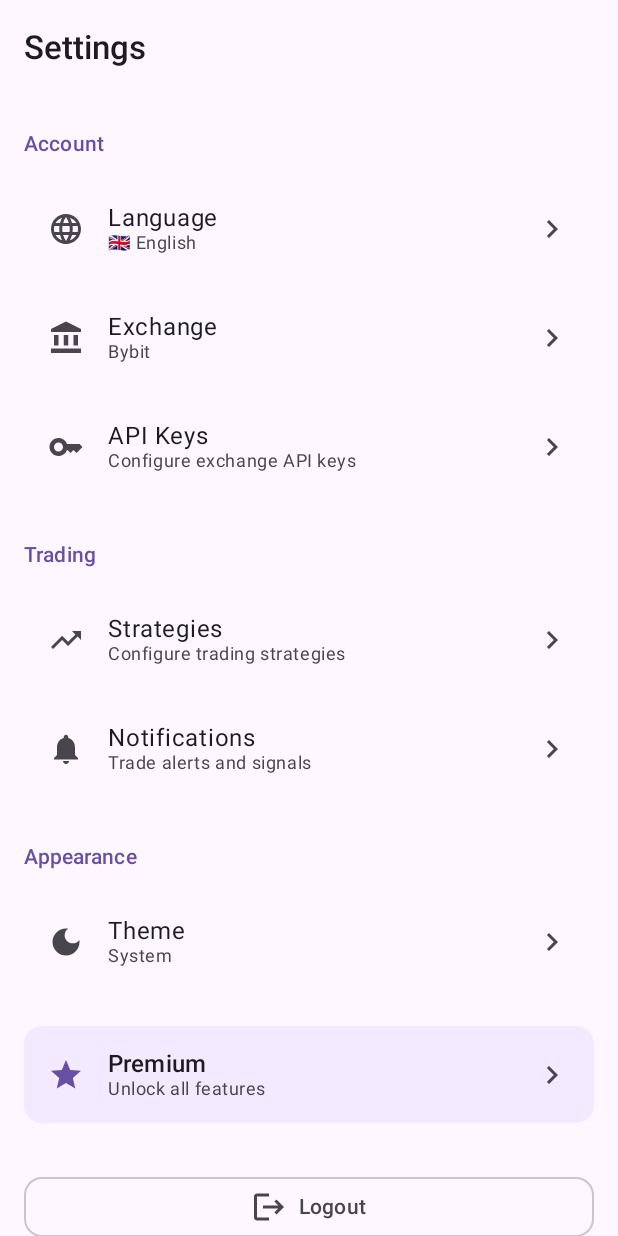
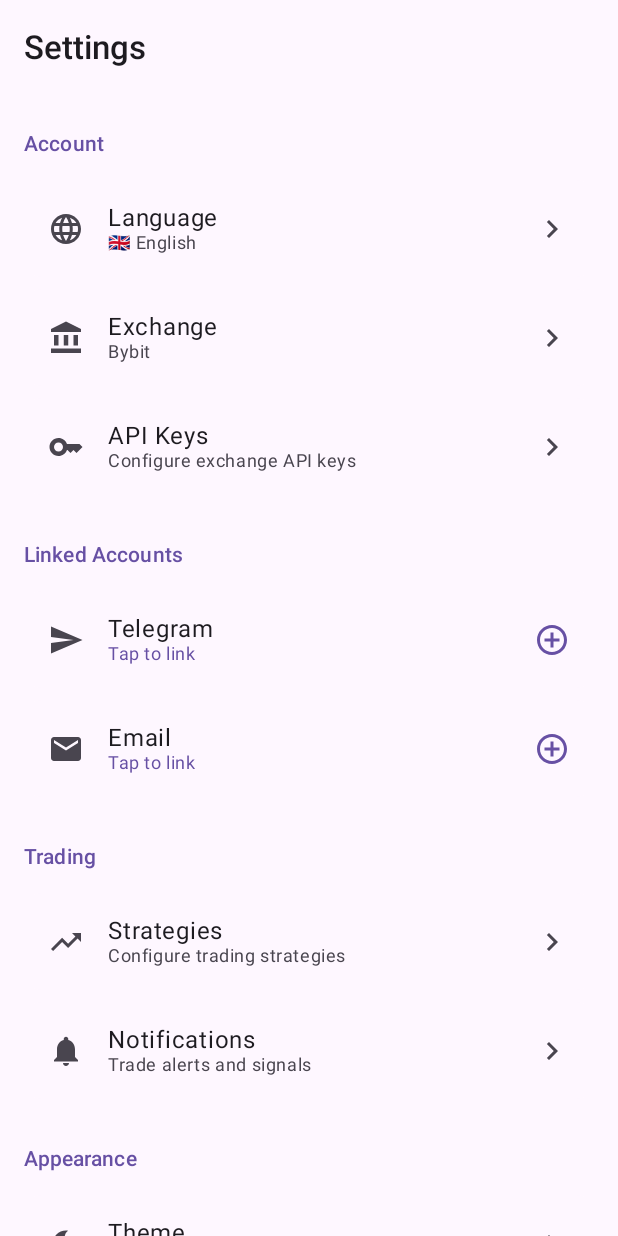
Before and after one commit to ElcaroNossam/elcarobybitbotv2, an Android app built with Jetpack Compose: the composable SettingsScreen shown on its own in the app's theme, on a phone screen of 412 x 824 dp. Run offline under Robolectric (Android 15) with nearby library versions, the light colour scheme and no system bars; our stand-ins replace Dagger/Hilt's generated code; network calls fail; 5 statements that could not run were skipped.

Commit message:
feat(android): Unified Auth - Linked Accounts feature
- Add UserResponse wrapper to Models.kt for /api/users/me response
- Update EnlikoApi.kt to return Response<UserResponse>
- Add Linked Accounts section in SettingsScreen with LinkedAccountItem composable
- Update SettingsViewModel with loadUserProfile() and openTelegramToLink()
- Add linked accounts translations (EN/RU/UK/DE) to Localization.kt
- Fix AGP version 8.7.3 and Gradle 8.10.2 for Java 17 compatibility

Cross-platform parity: Android now matches iOS Unified Auth UI

```diff
--- a/android/EnlikoTrading/app/src/main/java/io/enliko/trading/data/api/EnlikoApi.kt
+++ b/android/EnlikoTrading/app/src/main/java/io/enliko/trading/data/api/EnlikoApi.kt
@@ -14,7 +14,7 @@ interface EnlikoApi {
     suspend fun register(@Body request: RegisterRequest): Response<AuthResponse>
 
     @GET("/api/users/me")
-    suspend fun getCurrentUser(): Response<User>
+    suspend fun getCurrentUser(): Response<UserResponse>
 
     @POST("/api/auth/logout")
     suspend fun logout(): Response<Unit>
--- a/android/EnlikoTrading/app/src/main/java/io/enliko/trading/ui/screens/settings/SettingsScreen.kt
+++ b/android/EnlikoTrading/app/src/main/java/io/enliko/trading/ui/screens/settings/SettingsScreen.kt
@@ -80,6 +80,41 @@ fun SettingsScreen(
                     title = strings.apiKeys,
                     subtitle = "Configure exchange API keys",
                     onClick = { /* Navigate to API Keys */ }
+                )
+            }
+
+            // Linked Accounts Section (Unified Auth)
+            item {
+                Spacer(modifier = Modifier.height(16.dp))
+                Text(
+                    text = strings.linkedAccounts,
+                    style = MaterialTheme.typography.titleSmall,
+                    color = MaterialTheme.colorScheme.primary,
+                    modifier = Modifier.padding(vertical = 8.dp)
+                )
+            }
+
+            // Telegram link status
+            item {
+                LinkedAccountItem(
+                    icon = Icons.Default.Send,
+                    platform = "Telegram",
+                    isLinked = uiState.hasTelegramLinked,
+                    linkedInfo = uiState.telegramUsername?.let { "@$it" }
+                        ?: uiState.telegramId?.let { "ID: $it" },
+                    onLink = { viewModel.openTelegramToLink() }
+                )
+            }
+
+            // Email link status
+            item {
+                LinkedAccountItem(
+                    icon = Icons.Default.Email,
+                    platform = "Email",
+                    isLinked = uiState.hasEmailLinked,
+                    linkedInfo = uiState.email,
+                    isVerified = uiState.emailVerified,
+                    onLink = { /* Navigate to LinkEmailScreen */ }
                 )
             }
 
@@ -331,3 +366,81 @@ private fun SettingsItem(
         }
     }
 }
+
+@Composable
+private fun LinkedAccountItem(
+    icon: ImageVector,
+    platform: String,
+    isLinked: Boolean,
+    linkedInfo: String? = null,
+    isVerified: Boolean? = null,
+    onLink: () -> Unit
+) {
+    Card(
+        modifier = Modifier.fillMaxWidth(),
+        colors = CardDefaults.cardColors(
+            containerColor = MaterialTheme.colorScheme.surface
+        )
+    ) {
+        Row(
+            modifier = Modifier
+                .fillMaxWidth()
+                .then(if (!isLinked) Modifier.clickable(onClick = onLink) else Modifier)
+                .padding(16.dp),
+            horizontalArrangement = Arrangement.SpaceBetween,
+            verticalAlignment = Alignment.CenterVertically
+        ) {
+            Row(verticalAlignment = Alignment.CenterVertically) {
+                Icon(
+                    icon,
+                    contentDescription = null,
+                    tint = if (isLinked) MaterialTheme.colorScheme.primary
+                           else MaterialTheme.colorScheme.onSurfaceVariant
+                )
+                Spacer(modifier = Modifier.width(16.dp))
+                Column {
+                    Text(
+                        text = platform,
+                        style = MaterialTheme.typography.bodyLarge
+                    )
+                    if (isLinked && linkedInfo != null) {
+                        Text(
+                            text = linkedInfo,
+                            style = MaterialTheme.typography.bodySmall,
+                            color = MaterialTheme.colorScheme.onSurfaceVariant
+                        )
+                    } else if (!isLinked) {
+                        Text(
+                            text = "Tap to link",
+                            style = MaterialTheme.typography.bodySmall,
+                            color = MaterialTheme.colorScheme.primary
+                        )
+                    }
+                }
+            }
+            if (isLinked) {
+                Row(verticalAlignment = Alignment.CenterVertically) {
+                    if (isVerified == false) {
+                        Text(
+                            text = "Not verified",
+                            style = MaterialTheme.typography.labelSmall,
+                            color = MaterialTheme.colorScheme.error
+                        )
+                        Spacer(modifier = Modifier.width(8.dp))
+                    }
+                    Icon(
+                        Icons.Default.CheckCircle,
+                        contentDescription = "Linked",
+                        tint = MaterialTheme.colorScheme.primary
+                    )
+                }
+            } else {
+                Icon(
+                    Icons.Default.AddCircleOutline,
+                    contentDescription = "Link",
+                    tint = MaterialTheme.colorScheme.primary
+                )
+            }
+        }
+    }
+}
--- a/android/EnlikoTrading/app/src/main/java/io/enliko/trading/ui/screens/settings/SettingsViewModel.kt
+++ b/android/EnlikoTrading/app/src/main/java/io/enliko/trading/ui/screens/settings/SettingsViewModel.kt
@@ -1,8 +1,12 @@
 package io.enliko.trading.ui.screens.settings
 
+import android.content.Context
+import android.content.Intent
+import android.net.Uri
 import androidx.lifecycle.ViewModel
 import androidx.lifecycle.viewModelScope
 import dagger.hilt.android.lifecycle.HiltViewModel
+import dagger.hilt.android.qualifiers.ApplicationContext
 import io.enliko.trading.data.api.EnlikoApi
 import io.enliko.trading.data.repository.PreferencesRepository
 import io.enliko.trading.data.websocket.WebSocketService
@@ -16,14 +20,23 @@ data class SettingsUiState(
     val accountType: String = "demo",
     val theme: String = "dark",
     val notificationsEnabled: Boolean = true,
-    val isLoading: Boolean = false
+    val isLoading: Boolean = false,
+    // Linked accounts (Unified Auth)
+    val telegramId: Long? = null,
+    val telegramUsername: String? = null,
+    val email: String? = null,
+    val emailVerified: Boolean = false,
+    val authProvider: String? = null,
+    val hasTelegramLinked: Boolean = false,
+    val hasEmailLinked: Boolean = false
 )
 
 @HiltViewModel
 class SettingsViewModel @Inject constructor(
     private val api: EnlikoApi,
     private val preferencesRepository: PreferencesRepository,
-    private val webSocketService: WebSocketService  // CROSS-PLATFORM: Inject for sync
+    private val webSocketService: WebSocketService,
+    @ApplicationContext private val context: Context
 ) : ViewModel() {
 
     private val _uiState = MutableStateFlow(SettingsUiState())
@@ -31,6 +44,7 @@ class SettingsViewModel @Inject constructor(
 
     init {
         loadSettings()
+        loadUserProfile()
     }
 
     private fun loadSettings() {
@@ -41,7 +55,7 @@ class SettingsViewModel @Inject constructor(
                 preferencesRepository.accountType,
                 preferencesRepository.theme
             ) { lang, exchange, accountType, theme ->
-                SettingsUiState(
+                _uiState.value.copy(
                     language = lang,
                     exchange = exchange,
                     accountType = accountType,
@@ -51,6 +65,40 @@ class SettingsViewModel @Inject constructor(
                 _uiState.value = state
             }
         }
+    }
+
+    private fun loadUserProfile() {
+        viewModelScope.launch {
+            try {
+                val response = api.getCurrentUser()
+                if (response.isSuccessful) {
+                    response.body()?.user?.let { user ->
+                        _uiState.update { state ->
+                            state.copy(
+                                telegramId = user.telegramId,
+                                telegramUsername = user.telegramUsername,
+                                email = user.email,
+                                emailVerified = user.emailVerified ?: false,
+                                authProvider = user.authProvider,
+                                hasTelegramLinked = user.hasTelegramLinked,
+                                hasEmailLinked = user.hasEmailLinked
+                            )
+                        }
+                    }
+                }
+            } catch (e: Exception) {
+                // Ignore profile load errors
+            }
+        }
+    }
+
+    fun openTelegramToLink() {
+        // Open Telegram bot with deep link parameter
+        val intent = Intent(Intent.ACTION_VIEW).apply {
+            data = Uri.parse("https://t.me/EnlikoBot?start=link_app")
+            flags = Intent.FLAG_ACTIVITY_NEW_TASK
+        }
+        context.startActivity(intent)
     }
 
     fun setLanguage(language: String) {
--- a/android/EnlikoTrading/gradle/libs.versions.toml
+++ b/android/EnlikoTrading/gradle/libs.versions.toml
@@ -1,5 +1,5 @@
 [versions]
-agp = "8.13.2"
+agp = "8.7.3"
 kotlin = "2.1.0"
 coreKtx = "1.15.0"
 lifecycleRuntimeKtx = "2.8.7"
```
Also changed, not shown: android/EnlikoTrading/app/src/main/java/io/enliko/trading/data/models/Models.kt (+34 -1 lines), android/EnlikoTrading/app/src/main/java/io/enliko/trading/util/Localization.kt (+52 -0 lines), android/EnlikoTrading/gradle/wrapper/gradle-wrapper.properties.
